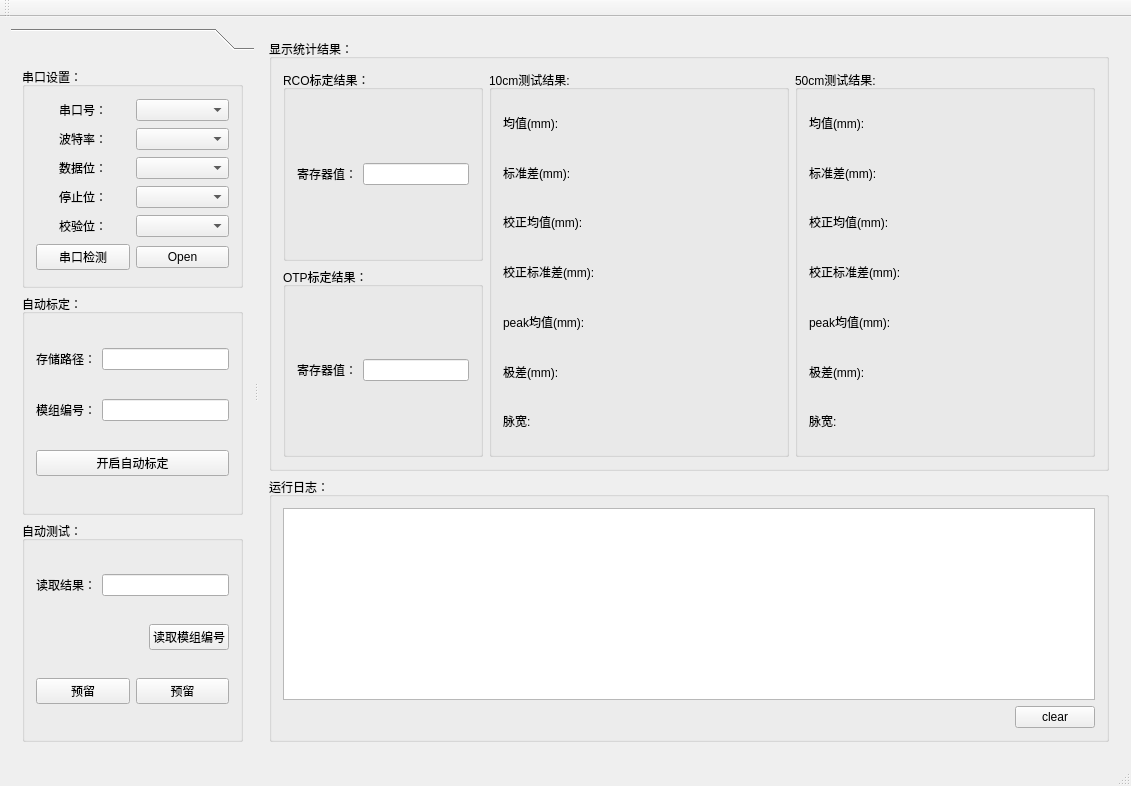
heathen557/vangogh_ATE, file mainwindow.ui: the form before one commit.
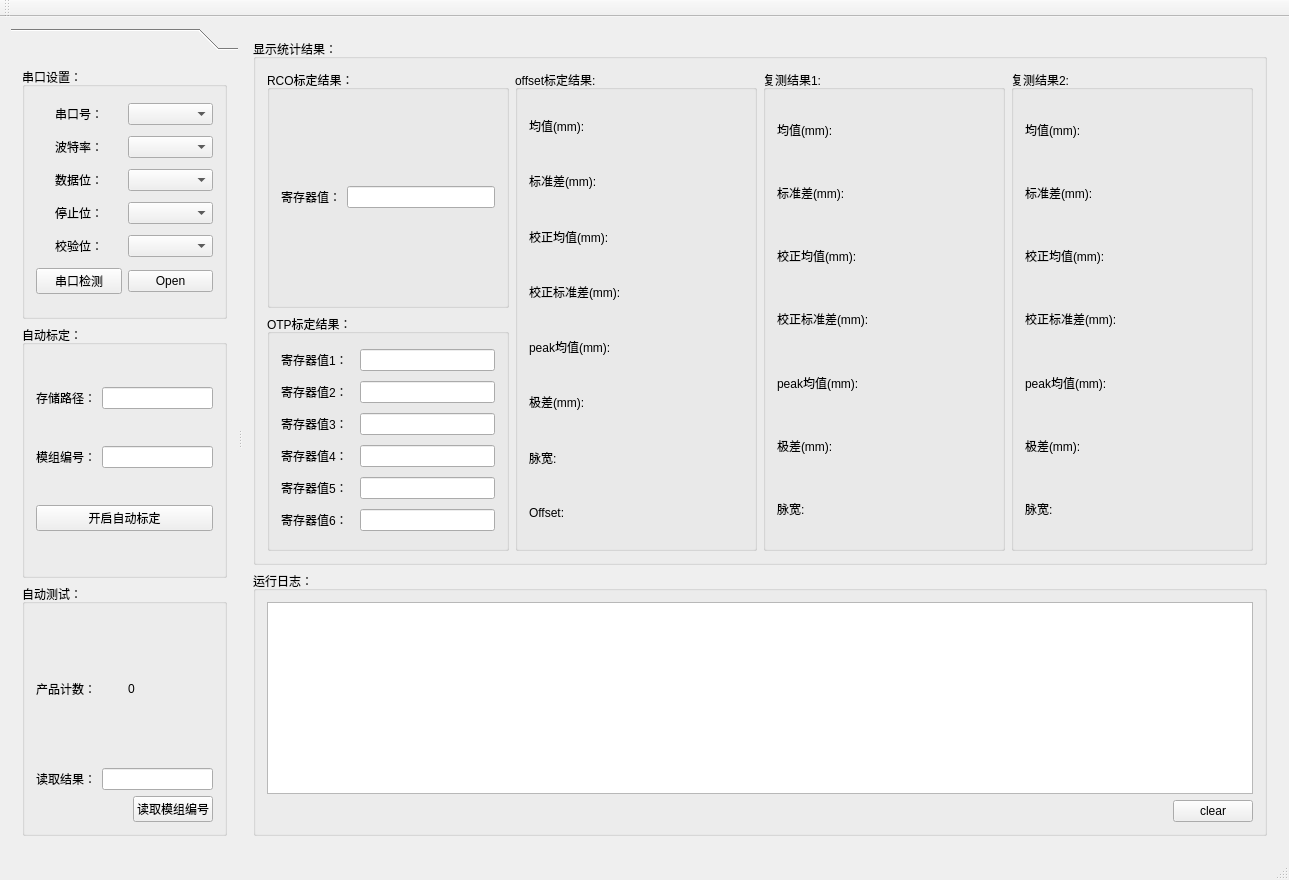
The form after the commit. Icons and pictures are not drawn.

Commit message: 1、单次复测功能已经完成

What changed in the file:
```diff
--- a/mainwindow.ui
+++ b/mainwindow.ui
@@ -6,8 +6,8 @@
    <rect>
     <x>0</x>
     <y>0</y>
-    <width>1131</width>
-    <height>786</height>
+    <width>1289</width>
+    <height>880</height>
    </rect>
   </property>
   <property name="windowTitle">
@@ -42,8 +42,8 @@
          <rect>
           <x>0</x>
           <y>0</y>
-          <width>247</width>
-          <height>678</height>
+          <width>279</width>
+          <height>772</height>
          </rect>
         </property>
         <attribute name="label">
@@ -183,7 +183,28 @@
             <string>自动测试：</string>
            </property>
            <layout class="QGridLayout" name="gridLayout_7">
-            <item row="0" column="0" colspan="2">
+            <item row="0" column="0">
+             <layout class="QHBoxLayout" name="horizontalLayout_20">
+              <item>
+               <widget class="QLabel" name="label_27">
+                <property name="text">
+                 <string>产品计数：</string>
+                </property>
+               </widget>
+              </item>
+              <item>
+               <widget class="QLabel" name="productNum_label">
+                <property name="styleSheet">
+                 <string notr="true">font: 22pt &quot;黑体&quot;;</string>
+                </property>
+                <property name="text">
+                 <string>0</string>
+                </property>
+               </widget>
+              </item>
+             </layout>
+            </item>
+            <item row="1" column="0">
              <layout class="QHBoxLayout" name="horizontalLayout_16">
               <item>
                <widget class="QLabel" name="label_12">
@@ -197,7 +218,7 @@
               </item>
              </layout>
             </item>
-            <item row="1" column="0" colspan="2">
+            <item row="2" column="0">
              <layout class="QHBoxLayout" name="horizontalLayout_17">
               <item>
                <spacer name="horizontalSpacer_2">
@@ -221,19 +242,8 @@
               </item>
              </layout>
             </item>
-            <item row="2" column="0">
-             <widget class="QPushButton" name="startTest_pushButton">
-              <property name="text">
-               <string>预留</string>
-              </property>
-             </widget>
-            </item>
-            <item row="2" column="1">
-             <widget class="QPushButton" name="selfCheck_pushButton">
-              <property name="text">
-               <string>预留</string>
-              </property>
-             </widget>
+            <item row="3" column="0">
+             <layout class="QHBoxLayout" name="horizontalLayout_2"/>
             </item>
            </layout>
           </widget>
@@ -294,192 +304,107 @@
            <property name="title">
             <string>显示统计结果：</string>
            </property>
-           <layout class="QGridLayout" name="gridLayout_8" columnstretch="2,3,3">
+           <layout class="QGridLayout" name="gridLayout_9" columnstretch="2,2,2,2">
             <item row="0" column="0">
-             <widget class="QGroupBox" name="groupBox_5">
-              <property name="title">
-               <string>RCO标定结果：</string>
-              </property>
-              <layout class="QGridLayout" name="gridLayout_10">
-               <item row="0" column="0">
-                <layout class="QHBoxLayout" name="horizontalLayout">
-                 <item>
-                  <widget class="QLabel" name="label">
-                   <property name="text">
-                    <string>寄存器值：</string>
-                   </property>
-                  </widget>
+             <layout class="QVBoxLayout" name="verticalLayout">
+              <item>
+               <widget class="QGroupBox" name="groupBox_5">
+                <property name="title">
+                 <string>RCO标定结果：</string>
+                </property>
+                <layout class="QGridLayout" name="gridLayout_10">
+                 <item row="0" column="0">
+                  <layout class="QHBoxLayout" name="horizontalLayout">
+                   <item>
+                    <widget class="QLabel" name="label">
+                     <property name="text">
+                      <string>寄存器值：</string>
+                     </property>
+                    </widget>
+                   </item>
+                   <item>
+                    <widget class="QLineEdit" name="RCO_lineEdit"/>
+                   </item>
+                  </layout>
                  </item>
-                 <item>
-                  <widget class="QLineEdit" name="RCO_lineEdit"/>
-                 </item>
                 </layout>
-               </item>
-              </layout>
-             </widget>
-            </item>
-            <item row="0" column="2" rowspan="2">
-             <widget class="QGroupBox" name="groupBox_8">
-              <property name="title">
-               <string>50cm测试结果:</string>
-              </property>
-              <layout class="QGridLayout" name="gridLayout_12">
-               <item row="0" column="0">
-                <layout class="QHBoxLayout" name="horizontalLayout_8">
-                 <item>
-                  <widget class="QLabel" name="label_20">
-                   <property name="text">
-                    <string>均值(mm):</string>
-                   </property>
-                  </widget>
-                 </item>
-                 <item>
-                  <widget class="QLabel" name="mean_50_label">
-                   <property name="text">
-                    <string/>
-                   </property>
-                  </widget>
-                 </item>
-                </layout>
-               </item>
-               <item row="1" column="0">
-                <layout class="QHBoxLayout" name="horizontalLayout_9">
-                 <item>
-                  <widget class="QLabel" name="label_22">
-                   <property name="text">
-                    <string>标准差(mm):</string>
-                   </property>
-                  </widget>
-                 </item>
-                 <item>
-                  <widget class="QLabel" name="std_50_label">
-                   <property name="text">
-                    <string/>
-                   </property>
-                  </widget>
-                 </item>
-                </layout>
-               </item>
-               <item row="2" column="0">
-                <layout class="QHBoxLayout" name="horizontalLayout_10">
-                 <item>
-                  <widget class="QLabel" name="label_24">
-                   <property name="text">
-                    <string>校正均值(mm):</string>
-                   </property>
-                  </widget>
-                 </item>
-                 <item>
-                  <widget class="QLabel" name="alterMean_50_label">
-                   <property name="text">
-                    <string/>
-                   </property>
-                  </widget>
-                 </item>
-                </layout>
-               </item>
-               <item row="3" column="0">
-                <layout class="QHBoxLayout" name="horizontalLayout_12">
-                 <item>
-                  <widget class="QLabel" name="label_28">
-                   <property name="text">
-                    <string>校正标准差(mm):</string>
-                   </property>
-                  </widget>
-                 </item>
-                 <item>
-                  <widget class="QLabel" name="alterStd_50_label">
-                   <property name="text">
-                    <string/>
-                   </property>
-                  </widget>
-                 </item>
-                </layout>
-               </item>
-               <item row="4" column="0">
-                <layout class="QHBoxLayout" name="horizontalLayout_13">
-                 <item>
-                  <widget class="QLabel" name="label_30">
-                   <property name="text">
-                    <string>peak均值(mm):</string>
-                   </property>
-                  </widget>
-                 </item>
-                 <item>
-                  <widget class="QLabel" name="peakMean_50_label">
-                   <property name="text">
-                    <string/>
-                   </property>
-                  </widget>
-                 </item>
-                </layout>
-               </item>
-               <item row="5" column="0">
-                <layout class="QHBoxLayout" name="horizontalLayout_14">
-                 <item>
-                  <widget class="QLabel" name="label_32">
-                   <property name="text">
-                    <string>极差(mm):</string>
-                   </property>
-                  </widget>
-                 </item>
-                 <item>
-                  <widget class="QLabel" name="jicha_50_label">
-                   <property name="text">
-                    <string/>
-                   </property>
-                  </widget>
-                 </item>
-                </layout>
-               </item>
-               <item row="6" column="0">
-                <layout class="QHBoxLayout" name="horizontalLayout_19">
-                 <item>
-                  <widget class="QLabel" name="label_33">
-                   <property name="text">
-                    <string>脉宽:</string>
-                   </property>
-                  </widget>
-                 </item>
-                 <item>
-                  <widget class="QLabel" name="maikuan_50_label">
-                   <property name="text">
-                    <string/>
-                   </property>
-                  </widget>
-                 </item>
-                </layout>
-               </item>
-              </layout>
-             </widget>
-            </item>
-            <item row="1" column="0">
-             <widget class="QGroupBox" name="groupBox_6">
-              <property name="title">
-               <string>OTP标定结果：</string>
-              </property>
-              <layout class="QGridLayout" name="gridLayout_9">
-               <item row="0" column="0">
-                <layout class="QHBoxLayout" name="horizontalLayout_2">
-                 <item>
+               </widget>
+              </item>
+              <item>
+               <widget class="QGroupBox" name="groupBox_6">
+                <property name="title">
+                 <string>OTP标定结果：</string>
+                </property>
+                <layout class="QGridLayout" name="gridLayout_8">
+                 <item row="0" column="0" colspan="2">
                   <widget class="QLabel" name="label_2">
                    <property name="text">
-                    <string>寄存器值：</string>
+                    <string>寄存器值1：</string>
                    </property>
                   </widget>
                  </item>
-                 <item>
-                  <widget class="QLineEdit" name="OTP_lineEdit"/>
+                 <item row="0" column="2">
+                  <widget class="QLineEdit" name="OTP_lineEdit_1"/>
+                 </item>
+                 <item row="1" column="0" colspan="2">
+                  <widget class="QLabel" name="label_14">
+                   <property name="text">
+                    <string>寄存器值2：</string>
+                   </property>
+                  </widget>
+                 </item>
+                 <item row="1" column="2">
+                  <widget class="QLineEdit" name="OTP_lineEdit_2"/>
+                 </item>
+                 <item row="2" column="0">
+                  <widget class="QLabel" name="label_16">
+                   <property name="text">
+                    <string>寄存器值3：</string>
+                   </property>
+                  </widget>
+                 </item>
+                 <item row="3" column="0" colspan="2">
+                  <widget class="QLabel" name="label_18">
+                   <property name="text">
+                    <string>寄存器值4：</string>
+                   </property>
+                  </widget>
+                 </item>
+                 <item row="3" column="2">
+                  <widget class="QLineEdit" name="OTP_lineEdit_4"/>
+                 </item>
+                 <item row="4" column="0" colspan="2">
+                  <widget class="QLabel" name="label_23">
+                   <property name="text">
+                    <string>寄存器值5：</string>
+                   </property>
+                  </widget>
+                 </item>
+                 <item row="4" column="2">
+                  <widget class="QLineEdit" name="OTP_lineEdit_5"/>
+                 </item>
+                 <item row="5" column="0" colspan="2">
+                  <widget class="QLabel" name="label_25">
+                   <property name="text">
+                    <string>寄存器值6：</string>
+                   </property>
+                  </widget>
+                 </item>
+                 <item row="5" column="2">
+                  <widget class="QLineEdit" name="OTP_lineEdit_6"/>
+                 </item>
+                 <item row="2" column="2">
+                  <widget class="QLineEdit" name="OTP_lineEdit_3"/>
                  </item>
                 </layout>
-               </item>
-              </layout>
-             </widget>
+               </widget>
+              </item>
+             </layout>
             </item>
-            <item row="0" column="1" rowspan="2">
+            <item row="0" column="1">
              <widget class="QGroupBox" name="groupBox_7">
               <property name="title">
-               <string>10cm测试结果:</string>
+               <string>offset标定结果:</string>
               </property>
               <layout class="QGridLayout" name="gridLayout_11">
                <item row="0" column="0">
@@ -608,6 +533,294 @@
                  </item>
                 </layout>
                </item>
+               <item row="7" column="0">
+                <layout class="QHBoxLayout" name="horizontalLayout_21">
+                 <item>
+                  <widget class="QLabel" name="label_29">
+                   <property name="text">
+                    <string>Offset:</string>
+                   </property>
+                  </widget>
+                 </item>
+                 <item>
+                  <widget class="QLabel" name="offset_10_label">
+                   <property name="text">
+                    <string/>
+                   </property>
+                  </widget>
+                 </item>
+                </layout>
+               </item>
+              </layout>
+             </widget>
+            </item>
+            <item row="0" column="2">
+             <widget class="QGroupBox" name="groupBox_8">
+              <property name="title">
+               <string>复测结果1:</string>
+              </property>
+              <layout class="QGridLayout" name="gridLayout_12">
+               <item row="0" column="0">
+                <layout class="QHBoxLayout" name="horizontalLayout_8">
+                 <item>
+                  <widget class="QLabel" name="label_20">
+                   <property name="text">
+                    <string>均值(mm):</string>
+                   </property>
+                  </widget>
+                 </item>
+                 <item>
+                  <widget class="QLabel" name="mean_50_label">
+                   <property name="text">
+                    <string/>
+                   </property>
+                  </widget>
+                 </item>
+                </layout>
+               </item>
+               <item row="1" column="0">
+                <layout class="QHBoxLayout" name="horizontalLayout_9">
+                 <item>
+                  <widget class="QLabel" name="label_22">
+                   <property name="text">
+                    <string>标准差(mm):</string>
+                   </property>
+                  </widget>
+                 </item>
+                 <item>
+                  <widget class="QLabel" name="std_50_label">
+                   <property name="text">
+                    <string/>
+                   </property>
+                  </widget>
+                 </item>
+                </layout>
+               </item>
+               <item row="2" column="0">
+                <layout class="QHBoxLayout" name="horizontalLayout_10">
+                 <item>
+                  <widget class="QLabel" name="label_24">
+                   <property name="text">
+                    <string>校正均值(mm):</string>
+                   </property>
+                  </widget>
+                 </item>
+                 <item>
+                  <widget class="QLabel" name="alterMean_50_label">
+                   <property name="text">
+                    <string/>
+                   </property>
+                  </widget>
+                 </item>
+                </layout>
+               </item>
+               <item row="3" column="0">
+                <layout class="QHBoxLayout" name="horizontalLayout_12">
+                 <item>
+                  <widget class="QLabel" name="label_28">
+                   <property name="text">
+                    <string>校正标准差(mm):</string>
+                   </property>
+                  </widget>
+                 </item>
+                 <item>
+                  <widget class="QLabel" name="alterStd_50_label">
+                   <property name="text">
+                    <string/>
+                   </property>
+                  </widget>
+                 </item>
+                </layout>
+               </item>
+               <item row="4" column="0">
+                <layout class="QHBoxLayout" name="horizontalLayout_13">
+                 <item>
+                  <widget class="QLabel" name="label_30">
+                   <property name="text">
+                    <string>peak均值(mm):</string>
+                   </property>
+                  </widget>
+                 </item>
+                 <item>
+                  <widget class="QLabel" name="peakMean_50_label">
+                   <property name="text">
+                    <string/>
+                   </property>
+                  </widget>
+                 </item>
+                </layout>
+               </item>
+               <item row="5" column="0">
+                <layout class="QHBoxLayout" name="horizontalLayout_14">
+                 <item>
+                  <widget class="QLabel" name="label_32">
+                   <property name="text">
+                    <string>极差(mm):</string>
+                   </property>
+                  </widget>
+                 </item>
+                 <item>
+                  <widget class="QLabel" name="jicha_50_label">
+                   <property name="text">
+                    <string/>
+                   </property>
+                  </widget>
+                 </item>
+                </layout>
+               </item>
+               <item row="6" column="0">
+                <layout class="QHBoxLayout" name="horizontalLayout_19">
+                 <item>
+                  <widget class="QLabel" name="label_33">
+                   <property name="text">
+                    <string>脉宽:</string>
+                   </property>
+                  </widget>
+                 </item>
+                 <item>
+                  <widget class="QLabel" name="maikuan_50_label">
+                   <property name="text">
+                    <string/>
+                   </property>
+                  </widget>
+                 </item>
+                </layout>
+               </item>
+              </layout>
+             </widget>
+            </item>
+            <item row="0" column="3">
+             <widget class="QGroupBox" name="groupBox_9">
+              <property name="title">
+               <string>复测结果2:</string>
+              </property>
+              <layout class="QGridLayout" name="gridLayout_13">
+               <item row="0" column="0">
+                <layout class="QHBoxLayout" name="horizontalLayout_22">
+                 <item>
+                  <widget class="QLabel" name="label_26">
+                   <property name="text">
+                    <string>均值(mm):</string>
+                   </property>
+                  </widget>
+                 </item>
+                 <item>
+                  <widget class="QLabel" name="mean_50_label_2">
+                   <property name="text">
+                    <string/>
+                   </property>
+                  </widget>
+                 </item>
+                </layout>
+               </item>
+               <item row="1" column="0">
+                <layout class="QHBoxLayout" name="horizontalLayout_23">
+                 <item>
+                  <widget class="QLabel" name="label_31">
+                   <property name="text">
+                    <string>标准差(mm):</string>
+                   </property>
+                  </widget>
+                 </item>
+                 <item>
+                  <widget class="QLabel" name="std_50_label_2">
+                   <property name="text">
+                    <string/>
+                   </property>
+                  </widget>
+                 </item>
+                </layout>
+               </item>
+               <item row="2" column="0">
+                <layout class="QHBoxLayout" name="horizontalLayout_24">
+                 <item>
+                  <widget class="QLabel" name="label_34">
+                   <property name="text">
+                    <string>校正均值(mm):</string>
+                   </property>
+                  </widget>
+                 </item>
+                 <item>
+                  <widget class="QLabel" name="alterMean_50_label_2">
+                   <property name="text">
+                    <string/>
+                   </property>
+                  </widget>
+                 </item>
+                </layout>
+               </item>
+               <item row="3" column="0">
+                <layout class="QHBoxLayout" name="horizontalLayout_25">
+                 <item>
+                  <widget class="QLabel" name="label_35">
+                   <property name="text">
+                    <string>校正标准差(mm):</string>
+                   </property>
+                  </widget>
+                 </item>
+                 <item>
+                  <widget class="QLabel" name="alterStd_50_label_2">
+                   <property name="text">
+                    <string/>
+                   </property>
+                  </widget>
+                 </item>
+                </layout>
+               </item>
+               <item row="4" column="0">
+                <layout class="QHBoxLayout" name="horizontalLayout_26">
+                 <item>
+                  <widget class="QLabel" name="label_36">
+                   <property name="text">
+                    <string>peak均值(mm):</string>
+                   </property>
+                  </widget>
+                 </item>
+                 <item>
+                  <widget class="QLabel" name="peakMean_50_label_2">
+                   <property name="text">
+                    <string/>
+                   </property>
+                  </widget>
+                 </item>
+                </layout>
+               </item>
+               <item row="5" column="0">
+                <layout class="QHBoxLayout" name="horizontalLayout_27">
+                 <item>
+                  <widget class="QLabel" name="label_37">
+                   <property name="text">
+                    <string>极差(mm):</string>
+                   </property>
+                  </widget>
+                 </item>
+                 <item>
+                  <widget class="QLabel" name="jicha_50_label_2">
+                   <property name="text">
+                    <string/>
+                   </property>
+                  </widget>
+                 </item>
+                </layout>
+               </item>
+               <item row="6" column="0">
+                <layout class="QHBoxLayout" name="horizontalLayout_28">
+                 <item>
+                  <widget class="QLabel" name="label_38">
+                   <property name="text">
+                    <string>脉宽:</string>
+                   </property>
+                  </widget>
+                 </item>
+                 <item>
+                  <widget class="QLabel" name="maikuan_50_label_2">
+                   <property name="text">
+                    <string/>
+                   </property>
+                  </widget>
+                 </item>
+                </layout>
+               </item>
               </layout>
              </widget>
             </item>
```
Left out of the diff: 14 changed lines with no effect on the pictures. The commit also changes 6 other files.
